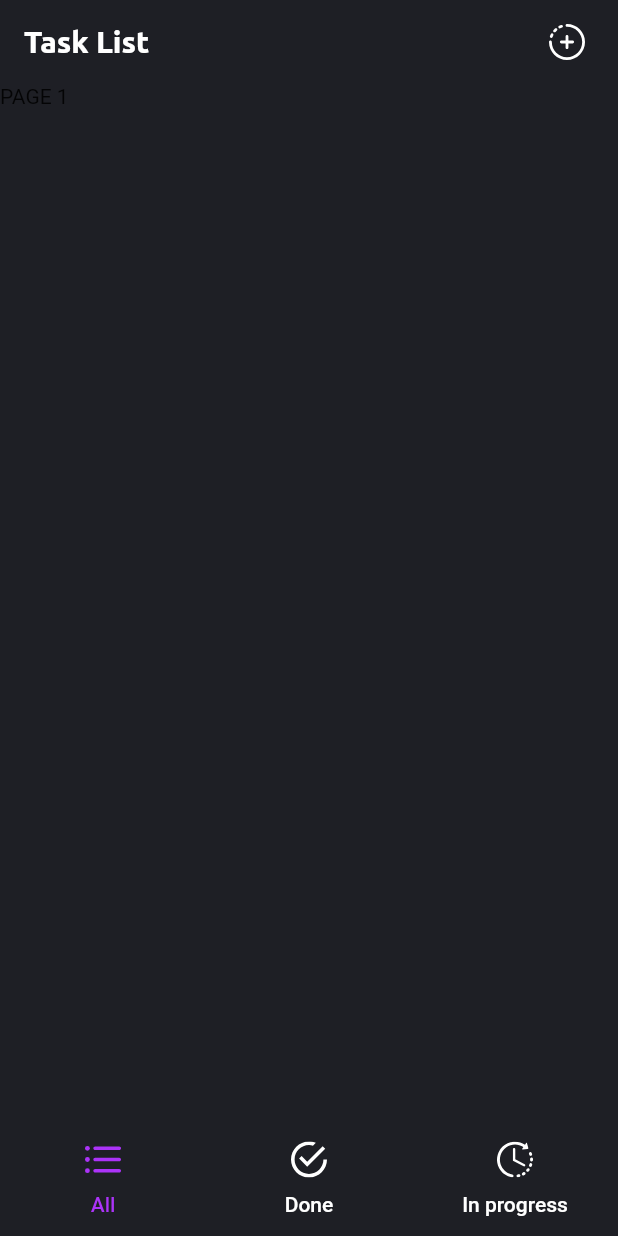
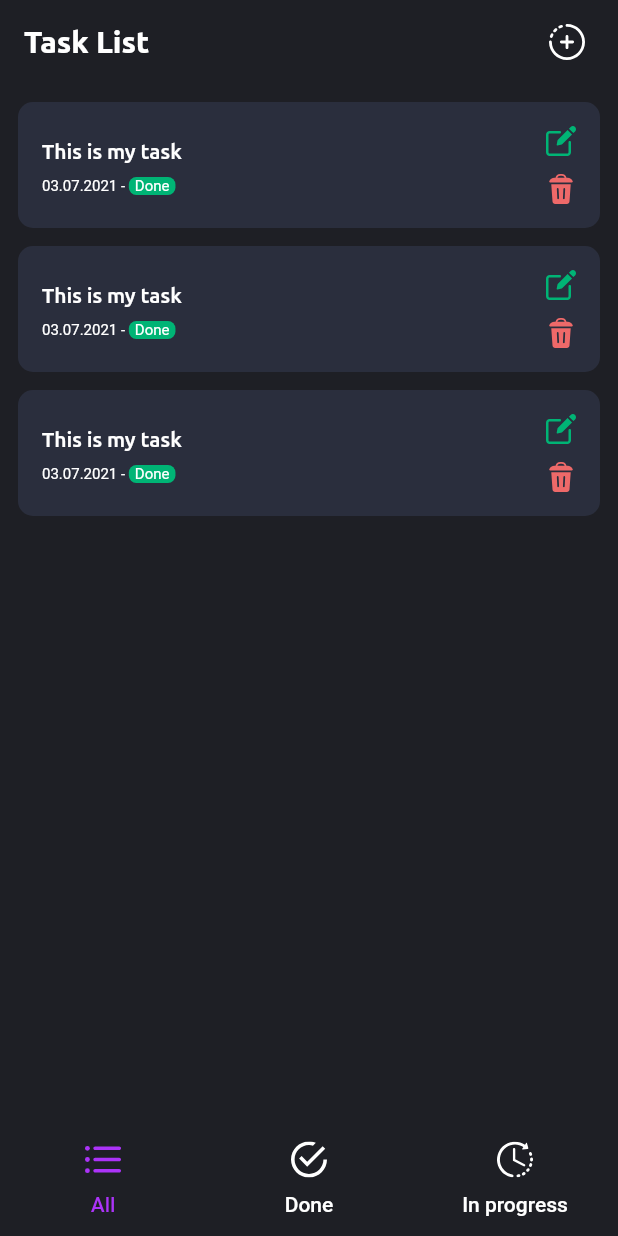
Before and after one commit to bobobekturdiyev/taskListAlif, a Flutter app: the screen it shows after launch, on a phone screen of 412 x 824 dp. Run offline on Flutter 3.47's test engine with Material 2 defaults, Android fonts, the phone set to English and light mode, and no system bars; our stand-ins replace flutter_svg; Roboto replaces fonts that are missing (UbuntuRegular).

Commit message:
feat: create task item widget

```diff
--- a/lib/data/util/colors.dart
+++ b/lib/data/util/colors.dart
@@ -7,6 +7,11 @@ class MyColors {
   static const Color backgroundColor = Color(0xFF1E1F25);
   static const Color transparent = Colors.transparent;
 
+  static const Color C_2A2E3D = Color(0xFF2A2E3D);
+
   static const Color white = Colors.white;
   static const Color black = Colors.black;
+  static const Color green = Color(0xFF00B475);
+  static const Color orange = Color(0xFFF18D33);
+  static const Color red = Color(0xFFEE6969);
 }
--- a/lib/data/util/icons.dart
+++ b/lib/data/util/icons.dart
@@ -3,4 +3,6 @@ class MyIcons {
   static final list = "assets/svg/list.svg";
   static final tick = "assets/svg/tick.svg";
   static final waiting = "assets/svg/waiting.svg";
+  static final edit = "assets/svg/edit.svg";
+  static final trash = "assets/svg/trash.svg";
 }
--- /dev/null
+++ b/lib/screens/data_screen/data_screen.dart
@@ -0,0 +1,31 @@
+import 'package:flutter_svg/flutter_svg.dart';
+import 'package:task_list_alif/data/util/colors.dart';
+import 'package:task_list_alif/data/util/icons.dart';
+import 'package:task_list_alif/data/util/style.dart';
+import 'package:task_list_alif/models/page_enum.dart';
+import 'package:flutter/material.dart';
+import 'package:task_list_alif/widgets/w_task_item.dart';
+
+class DataScreen extends StatefulWidget {
+  WPage page;
+  DataScreen({Key? key, required this.page}) : super(key: key);
+
+  @override
+  _DataScreenState createState() => _DataScreenState();
+}
+
+class _DataScreenState extends State<DataScreen> {
+  @override
+  Widget build(BuildContext context) {
+    return Padding(
+      padding: EdgeInsets.all(12.0),
+      child: Column(
+        children: [
+          WTaskItem(),
+          WTaskItem(),
+          WTaskItem(),
+        ],
+      ),
+    );
+  }
+}
--- a/lib/screens/home_screen/home_screen.dart
+++ b/lib/screens/home_screen/home_screen.dart
@@ -3,6 +3,8 @@ import 'package:flutter_svg/flutter_svg.dart';
 import 'package:task_list_alif/data/util/colors.dart';
 import 'package:task_list_alif/data/util/icons.dart';
 import 'package:task_list_alif/data/util/style.dart';
+import 'package:task_list_alif/models/page_enum.dart';
+import 'package:task_list_alif/screens/data_screen/data_screen.dart';
 
 class HomeScreen extends StatefulWidget {
   const HomeScreen({Key? key}) : super(key: key);
@@ -64,10 +66,10 @@ class _HomeScreenState extends State<HomeScreen>
       ),
       body: TabBarView(
         controller: _tabController,
-        children: const [
-          Text("PAGE 1"),
-          Text("PAGE 2"),
-          Text("PAGE 3"),
+        children: [
+          DataScreen(page: WPage.All),
+          DataScreen(page: WPage.Done),
+          DataScreen(page: WPage.InProgress),
         ],
       ),
       bottomNavigationBar: TabBar(
--- /dev/null
+++ b/lib/widgets/w_task_item.dart
@@ -0,0 +1,95 @@
+import 'package:flutter/material.dart';
+import 'package:flutter_svg/svg.dart';
+import 'package:task_list_alif/data/util/colors.dart';
+import 'package:task_list_alif/data/util/icons.dart';
+import 'package:task_list_alif/data/util/style.dart';
+
+class WTaskItem extends StatelessWidget {
+  WTaskItem({Key? key}) : super(key: key);
+
+  @override
+  Widget build(BuildContext context) {
+    return Container(
+      margin: const EdgeInsets.only(bottom: 12),
+      width: double.infinity,
+      decoration: BoxDecoration(
+        color: MyColors.C_2A2E3D,
+        borderRadius: BorderRadius.circular(10),
+      ),
+      padding: const EdgeInsets.all(16.0),
+      child: IntrinsicHeight(
+        child: Row(
+          crossAxisAlignment: CrossAxisAlignment.start,
+          children: [
+            Expanded(
+              child: Column(
+                crossAxisAlignment: CrossAxisAlignment.start,
+                mainAxisAlignment: MainAxisAlignment.center,
+                children: [
+                  Text(
+                    "This is my task",
+                    style: MyTextStyle.ubuntuMedium.copyWith(height: 1.4),
+                  ),
+                  SizedBox(
+                    height: 8,
+                  ),
+                  Row(
+                    children: [
+                      Text(
+                        "03.07.2021 - ",
+                        style: MyTextStyle.ubuntuRegular.copyWith(fontSize: 10),
+                      ),
+                      Container(
+                        decoration: BoxDecoration(
+                          color: MyColors.green,
+                          borderRadius: BorderRadius.circular(5),
+                        ),
+                        padding: const EdgeInsets.symmetric(horizontal: 4),
+                        child: Text(
+                          "Done",
+                          style:
+                              MyTextStyle.ubuntuRegular.copyWith(fontSize: 10),
+                        ),
+                      ),
+                    ],
+                  ),
+                ],
+              ),
+            ),
+            Container(
+              child: Column(
+                mainAxisAlignment: MainAxisAlignment.spaceBetween,
+                mainAxisSize: MainAxisSize.max,
+                children: [
+                  GestureDetector(
+                    onTap: () {},
+                    behavior: HitTestBehavior.opaque,
+                    child: SvgPicture.asset(
+                      MyIcons.edit,
+                      width: 20,
+                      height: 20,
+                      color: MyColors.green,
+                    ),
+                  ),
+                  SizedBox(
+                    height: 12,
+                  ),
+                  GestureDetector(
+                    onTap: () {},
+                    behavior: HitTestBehavior.opaque,
+                    child: SvgPicture.asset(
+                      MyIcons.trash,
+                      width: 20,
+                      height: 20,
+                      color: MyColors.red,
+                    ),
+                  ),
+                ],
+              ),
+            )
+          ],
+        ),
+      ),
+    );
+  }
+}
```
Also changed, not shown: assets/svg/edit.svg (added), assets/svg/trash.svg (added).
